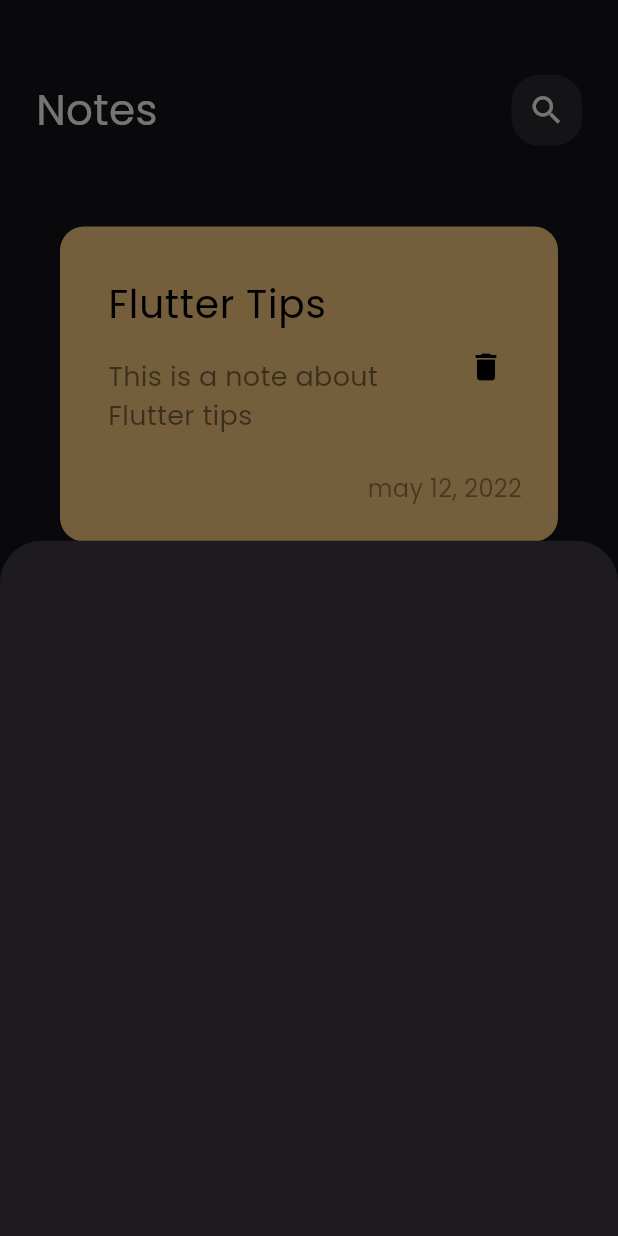
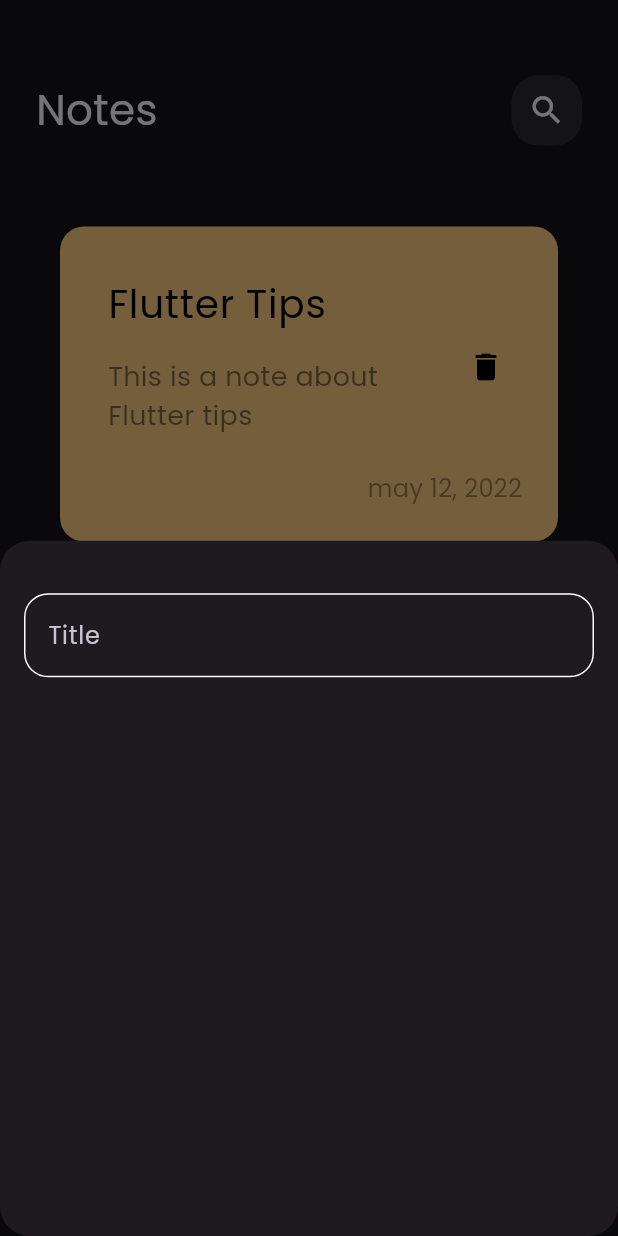
Before and after one commit to Ali-Ahmed-Alsaeedi/notea_app, a Flutter app: the screen it shows after launch, after a tap on the "add" icon, on a phone screen of 412 x 824 dp. Run offline on Flutter 3.47's test engine with Material 3 defaults, Android fonts, the phone set to English and light mode, and no system bars.

Commit message:
create custom text field

```diff
--- /dev/null
+++ b/lib/constans.dart
@@ -0,0 +1,3 @@
+import 'package:flutter/material.dart';
+
+const kPrimaryColor = const Color(0xff62FCD7);
--- a/lib/views/notes_views.dart
+++ b/lib/views/notes_views.dart
@@ -11,6 +11,9 @@ class NotesViews extends StatelessWidget {
       floatingActionButton: FloatingActionButton(
         onPressed: () {
           showModalBottomSheet(
+            shape: RoundedRectangleBorder(
+              borderRadius: BorderRadius.circular(20),
+            ),
             context: context,
             builder: (context) {
               return const AddNoteBottomSheet();
--- a/lib/widgets/add_noe_bottom_sheet.dart
+++ b/lib/widgets/add_noe_bottom_sheet.dart
@@ -1,10 +1,21 @@
 import 'package:flutter/material.dart';
+import 'package:note_app/widgets/custom_text_field.dart';
 
 class AddNoteBottomSheet extends StatelessWidget {
   const AddNoteBottomSheet({super.key});
 
   @override
   Widget build(BuildContext context) {
-    return Container();
+    return Padding(
+      padding: EdgeInsets.symmetric(horizontal: 16),
+      child: Column(
+        children: [
+          SizedBox(
+            height: 35,
+          ),
+          CustomTextField(),
+        ],
+      ),
+    );
   }
 }
--- /dev/null
+++ b/lib/widgets/custom_text_field.dart
@@ -0,0 +1,28 @@
+import 'package:flutter/material.dart';
+import 'package:note_app/constans.dart';
+
+class CustomTextField extends StatelessWidget {
+  const CustomTextField({Key? key}) : super(key: key);
+  // String? hintText;
+  @override
+  Widget build(BuildContext context) {
+    return TextField(
+      cursorColor: kPrimaryColor,
+      decoration: InputDecoration(
+        hintText: 'Title',
+        border: buildBorder(),
+        enabledBorder: buildBorder(),
+        focusedBorder: buildBorder(kPrimaryColor),
+      ),
+    );
+  }
+
+  OutlineInputBorder buildBorder([color]) {
+    return OutlineInputBorder(
+      borderRadius: BorderRadius.circular(16),
+      borderSide: BorderSide(
+        color: color ?? Colors.white,
+      ),
+    );
+  }
+}
```
